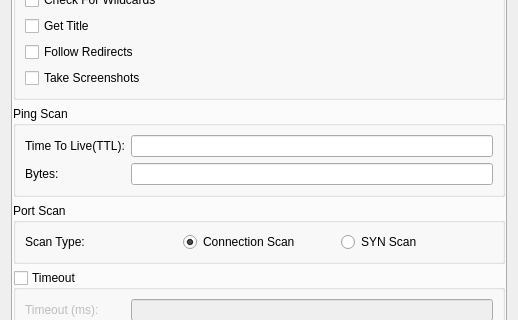
Old version of the form sub3suite/src/dialogs/ActiveConfigDialog.ui in the repository 3nock/OTE; both pictures show x 0 to 518 and y 139 to 459 of the 518 by 676 pixel window.
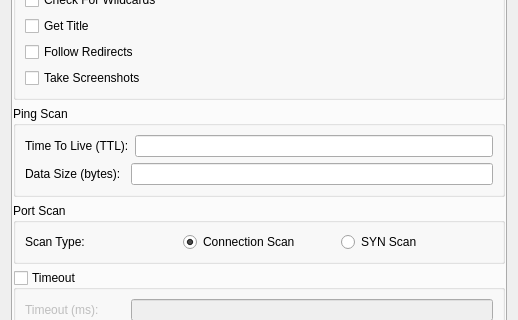
New version of the form. Icons and pictures are not drawn. Custom widgets are drawn as their Qt base class.

Diff of the .ui file:
```diff
--- a/sub3suite/src/dialogs/ActiveConfigDialog.ui
+++ b/sub3suite/src/dialogs/ActiveConfigDialog.ui
@@ -191,7 +191,7 @@
                </font>
               </property>
               <property name="text">
-               <string>Time To Live(TTL):</string>
+               <string>Time To Live (TTL):</string>
               </property>
              </widget>
             </item>
@@ -217,7 +217,7 @@
                </font>
               </property>
               <property name="text">
-               <string>Bytes:</string>
+               <string>Data Size (bytes):</string>
               </property>
              </widget>
             </item>
```
Left out of the diff: 6 changed lines with no effect on the pictures.
